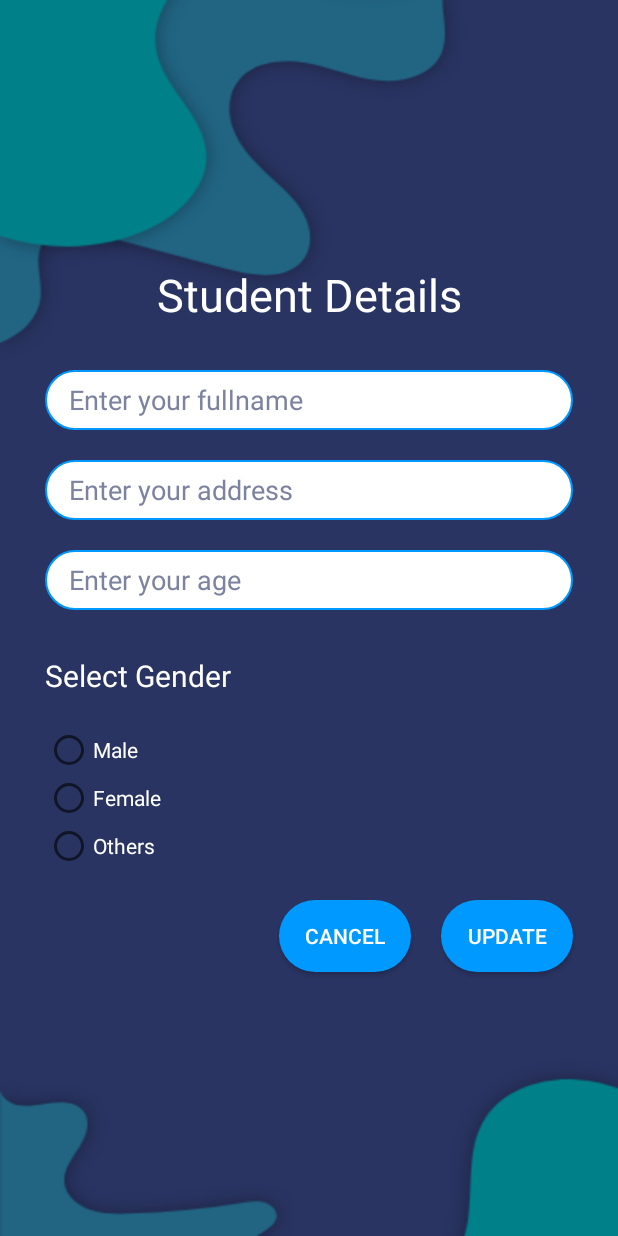
After one commit to ShivaBsnt/RoomDatabaseActivity, an Android app: the layout edit_details_form.xml on its own in the app's theme, with its tools: preview values and no code run, on a phone screen of 412 x 824 dp. The commit adds this screen. Run offline under Robolectric (Android 15) with nearby library versions, the phone set to English and light mode, and no system bars.

Commit message:
[UPDATE] updated the custom dialog edittext background and button

```diff
--- a/app/src/main/java/com/example/roomdatabaseactivity/adapter/StudentAdapter.kt
+++ b/app/src/main/java/com/example/roomdatabaseactivity/adapter/StudentAdapter.kt
@@ -111,7 +111,7 @@ class StudentAdapter(
         val dialog = Dialog(context,R.style.ThemeOverlay_AppCompat_Dialog_Alert)
         dialog.requestWindowFeature(Window.FEATURE_NO_TITLE)
         dialog.setCancelable(true)
-        dialog.setContentView(R.layout.activity_form)
+        dialog.setContentView(R.layout.edit_details_form)
         dialog.setTitle("Hello")
 //        val body = dialog.findViewById(R.id.body) as TextView
 //        body.text = title
--- /dev/null
+++ b/app/src/main/res/drawable/border_form.xml
@@ -0,0 +1,7 @@
+<?xml version="1.0" encoding="utf-8"?>
+<shape android:shape="rectangle" xmlns:android="http://schemas.android.com/apk/res/android">
+    <stroke android:color="@color/colorPrimary"
+        android:width="1dp"/>
+    <solid android:color="@color/white"/>
+    <corners android:radius="100dp"/>
+</shape>
--- /dev/null
+++ b/app/src/main/res/layout/edit_details_form.xml
@@ -0,0 +1,130 @@
+<?xml version="1.0" encoding="utf-8"?>
+<LinearLayout
+    xmlns:android="http://schemas.android.com/apk/res/android" android:layout_width="match_parent"
+    android:layout_height="match_parent"
+    android:gravity="center_vertical"
+    android:background="@drawable/background"
+    android:orientation="vertical">
+    <LinearLayout
+        android:layout_width="match_parent"
+        android:layout_height="wrap_content"
+        android:orientation="vertical"
+        android:padding="20dp">
+
+        <TextView
+            android:layout_width="match_parent"
+            android:layout_height="wrap_content"
+            android:layout_margin="10dp"
+            android:text="Student Details"
+            android:textAlignment="center"
+            android:textColor="@color/white"
+            android:textSize="30sp" />
+
+        <EditText
+            android:id="@+id/inputUsername"
+            android:layout_width="match_parent"
+            android:layout_height="40dp"
+            android:layout_marginLeft="10dp"
+            android:layout_marginTop="20dp"
+            android:layout_marginRight="10dp"
+            android:paddingLeft="16dp"
+            android:hint="Enter your fullname"
+            android:background="@drawable/border_form"
+            android:textColor="@color/black"
+            android:textColorHint="#7c829f" />
+
+        <EditText
+            android:id="@+id/inputAddress"
+            android:layout_width="match_parent"
+            android:layout_height="40dp"
+            android:layout_marginLeft="10dp"
+            android:layout_marginTop="20dp"
+            android:layout_marginRight="10dp"
+            android:hint="Enter your address"
+            android:paddingLeft="16dp"
+            android:background="@drawable/border_form"
+            android:textColor="@color/black"
+            android:textColorHint="#7c829f" />
+
+        <EditText
+            android:id="@+id/inputAge"
+            android:layout_width="match_parent"
+            android:layout_height="40dp"
+            android:layout_marginLeft="10dp"
+            android:layout_marginTop="20dp"
+            android:layout_marginBottom="20dp"
+            android:layout_marginRight="10dp"
+            android:hint="Enter your age"
+            android:paddingLeft="16dp"
+            android:background="@drawable/border_form"
+            android:textColor="@color/black"
+            android:textColorHint="#7c829f" />
+
+        <TextView
+
+            android:layout_width="match_parent"
+            android:layout_height="wrap_content"
+            android:layout_margin="10dp"
+            android:text="Select Gender"
+            android:textSize="20sp"
+            android:textColor="@color/white" />
+
+        <RadioGroup
+            android:id="@+id/groupradio"
+
+            android:layout_width="fill_parent"
+            android:layout_height="wrap_content"
+            android:layout_margin="10dp"
+            android:layout_marginLeft="10dp">
+
+            <!-- In RadioGroup create the 1 Radio Button-->
+            <!-- like this we will add some more Radio Button-->
+            <RadioButton
+                android:id="@+id/rbMale"
+                android:layout_width="fill_parent"
+                android:layout_height="wrap_content"
+                android:text="Male"
+                android:textColor="@color/white" />
+
+            <RadioButton
+                android:id="@+id/rbFemale"
+                android:layout_width="fill_parent"
+                android:layout_height="wrap_content"
+                android:text="Female"
+                android:textColor="@color/white" />
+
+            <RadioButton
+                android:id="@+id/rbOther"
+                android:layout_width="fill_parent"
+                android:layout_height="wrap_content"
+                android:text="Others"
+                android:textColor="@color/white" />
+
+
+        </RadioGroup>
+        <LinearLayout
+            android:layout_width="match_parent"
+            android:layout_height="wrap_content"
+            android:orientation="horizontal"
+            android:gravity="right">
+            <Button
+                android:id="@+id/btnCancel"
+                android:layout_margin="10dp"
+                android:layout_width="wrap_content"
+                android:layout_height="wrap_content"
+                android:background="@drawable/round_bg"
+android:textColor="@color/white"
+                android:text="Cancel" />
+            <Button
+                android:id="@+id/btnUpdate"
+                android:layout_margin="10dp"
+                android:layout_width="wrap_content"
+                android:layout_height="wrap_content"
+                android:background="@drawable/round_bg"
+android:textColor="@color/white"
+                android:text="Update" />
+        </LinearLayout>
+
+    </LinearLayout>
+
+</LinearLayout>
```
